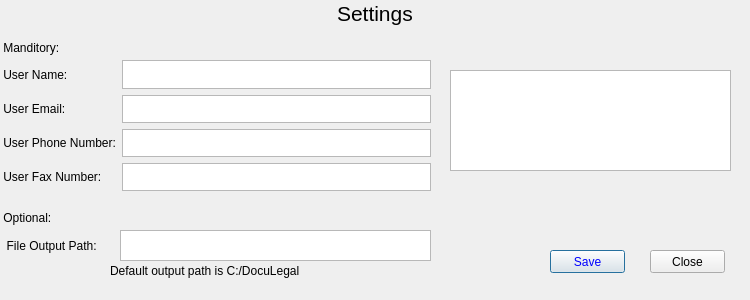
Old version of the form gui/settings.ui in the repository RDNelson26/DocuLegal_Project.
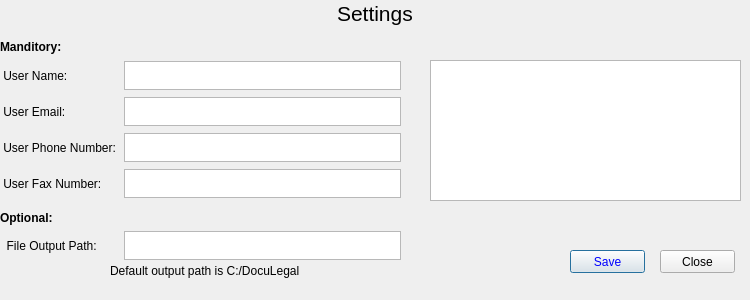
New version of the form.

Diff of the .ui file:
```diff
--- a/gui/settings.ui
+++ b/gui/settings.ui
@@ -39,7 +39,7 @@
     <item>
      <widget class="QLabel" name="label_11">
       <property name="text">
-       <string> Manditory:</string>
+       <string>&lt;html&gt;&lt;head/&gt;&lt;body&gt;&lt;p&gt;&lt;span style=&quot; font-weight:600;&quot;&gt; Manditory:&lt;/span&gt;&lt;/p&gt;&lt;/body&gt;&lt;/html&gt;</string>
       </property>
      </widget>
     </item>
@@ -50,19 +50,20 @@
     <rect>
      <x>0</x>
      <y>60</y>
-     <width>431</width>
-     <height>131</height>
+     <width>401</width>
+     <height>141</height>
     </rect>
    </property>
    <layout class="QGridLayout" name="gridLayout">
     <property name="sizeConstraint">
      <enum>QLayout::SetDefaultConstraint</enum>
     </property>
-    <item row="1" column="1">
-     <widget class="QPlainTextEdit" name="plainTextEdit_2"/>
-    </item>
-    <item row="3" column="1">
-     <widget class="QPlainTextEdit" name="plainTextEdit_4"/>
+    <item row="0" column="0">
+     <widget class="QLabel" name="label_2">
+      <property name="text">
+       <string> User Name:</string>
+      </property>
+     </widget>
     </item>
     <item row="3" column="0">
      <widget class="QLabel" name="label_5">
@@ -71,26 +72,6 @@
       </property>
      </widget>
     </item>
-    <item row="0" column="0">
-     <widget class="QLabel" name="label_2">
-      <property name="text">
-       <string> User Name:</string>
-      </property>
-     </widget>
-    </item>
-    <item row="2" column="1">
-     <widget class="QPlainTextEdit" name="plainTextEdit_3"/>
-    </item>
-    <item row="0" column="1">
-     <widget class="QPlainTextEdit" name="plainTextEdit"/>
-    </item>
-    <item row="2" column="0">
-     <widget class="QLabel" name="label_4">
-      <property name="text">
-       <string> User Phone Number:</string>
-      </property>
-     </widget>
-    </item>
     <item row="1" column="0">
      <widget class="QLabel" name="label_3">
       <property name="text">
@@ -98,6 +79,125 @@
       </property>
      </widget>
     </item>
+    <item row="2" column="0">
+     <widget class="QLabel" name="label_4">
+      <property name="text">
+       <string> User Phone Number:</string>
+      </property>
+     </widget>
+    </item>
+    <item row="0" column="1">
+     <widget class="QTextEdit" name="textEdit">
+      <property name="maximumSize">
+       <size>
+        <width>277</width>
+        <height>29</height>
+       </size>
+      </property>
+      <property name="font">
+       <font>
+        <pointsize>12</pointsize>
+       </font>
+      </property>
+      <property name="tabChangesFocus">
+       <bool>true</bool>
+      </property>
+      <property name="html">
+       <string>&lt;!DOCTYPE HTML PUBLIC &quot;-//W3C//DTD HTML 4.0//EN&quot; &quot;http://www.w3.org/TR/REC-html40/strict.dtd&quot;&gt;
+&lt;html&gt;&lt;head&gt;&lt;meta name=&quot;qrichtext&quot; content=&quot;1&quot; /&gt;&lt;style type=&quot;text/css&quot;&gt;
+p, li { white-space: pre-wrap; }
+&lt;/style&gt;&lt;/head&gt;&lt;body style=&quot; font-family:'MS Shell Dlg 2'; font-size:12pt; font-weight:400; font-style:normal;&quot;&gt;
+&lt;p style=&quot;-qt-paragraph-type:empty; margin-top:0px; margin-bottom:0px; margin-left:0px; margin-right:0px; -qt-block-indent:0; text-indent:0px; font-size:8.25pt;&quot;&gt;&lt;br /&gt;&lt;/p&gt;&lt;/body&gt;&lt;/html&gt;</string>
+      </property>
+      <property name="acceptRichText">
+       <bool>false</bool>
+      </property>
+     </widget>
+    </item>
+    <item row="1" column="1">
+     <widget class="QTextEdit" name="textEdit_2">
+      <property name="maximumSize">
+       <size>
+        <width>277</width>
+        <height>29</height>
+       </size>
+      </property>
+      <property name="font">
+       <font>
+        <pointsize>12</pointsize>
+       </font>
+      </property>
+      <property name="tabChangesFocus">
+       <bool>true</bool>
+      </property>
+      <property name="html">
+       <string>&lt;!DOCTYPE HTML PUBLIC &quot;-//W3C//DTD HTML 4.0//EN&quot; &quot;http://www.w3.org/TR/REC-html40/strict.dtd&quot;&gt;
+&lt;html&gt;&lt;head&gt;&lt;meta name=&quot;qrichtext&quot; content=&quot;1&quot; /&gt;&lt;style type=&quot;text/css&quot;&gt;
+p, li { white-space: pre-wrap; }
+&lt;/style&gt;&lt;/head&gt;&lt;body style=&quot; font-family:'MS Shell Dlg 2'; font-size:12pt; font-weight:400; font-style:normal;&quot;&gt;
+&lt;p style=&quot;-qt-paragraph-type:empty; margin-top:0px; margin-bottom:0px; margin-left:0px; margin-right:0px; -qt-block-indent:0; text-indent:0px; font-size:8.25pt;&quot;&gt;&lt;br /&gt;&lt;/p&gt;&lt;/body&gt;&lt;/html&gt;</string>
+      </property>
+      <property name="acceptRichText">
+       <bool>false</bool>
+      </property>
+     </widget>
+    </item>
+    <item row="2" column="1">
+     <widget class="QTextEdit" name="textEdit_3">
+      <property name="maximumSize">
+       <size>
+        <width>277</width>
+        <height>29</height>
+       </size>
+      </property>
+      <property name="font">
+       <font>
+        <pointsize>12</pointsize>
+       </font>
+      </property>
+      <property name="tabChangesFocus">
+       <bool>true</bool>
+      </property>
+      <property name="html">
+       <string>&lt;!DOCTYPE HTML PUBLIC &quot;-//W3C//DTD HTML 4.0//EN&quot; &quot;http://www.w3.org/TR/REC-html40/strict.dtd&quot;&gt;
+&lt;html&gt;&lt;head&gt;&lt;meta name=&quot;qrichtext&quot; content=&quot;1&quot; /&gt;&lt;style type=&quot;text/css&quot;&gt;
+p, li { white-space: pre-wrap; }
+&lt;/style&gt;&lt;/head&gt;&lt;body style=&quot; font-family:'MS Shell Dlg 2'; font-size:12pt; font-weight:400; font-style:normal;&quot;&gt;
+&lt;p style=&quot;-qt-paragraph-type:empty; margin-top:0px; margin-bottom:0px; margin-left:0px; margin-right:0px; -qt-block-indent:0; text-indent:0px; font-size:8.25pt;&quot;&gt;&lt;br /&gt;&lt;/p&gt;&lt;/body&gt;&lt;/html&gt;</string>
+      </property>
+      <property name="acceptRichText">
+       <bool>false</bool>
+      </property>
+     </widget>
+    </item>
+    <item row="3" column="1">
+     <widget class="QTextEdit" name="textEdit_4">
+      <property name="maximumSize">
+       <size>
+        <width>277</width>
+        <height>29</height>
+       </size>
+      </property>
+      <property name="font">
+       <font>
+        <pointsize>12</pointsize>
+       </font>
+      </property>
+      <property name="tabChangesFocus">
+       <bool>true</bool>
+      </property>
+      <property name="html">
+       <string>&lt;!DOCTYPE HTML PUBLIC &quot;-//W3C//DTD HTML 4.0//EN&quot; &quot;http://www.w3.org/TR/REC-html40/strict.dtd&quot;&gt;
+&lt;html&gt;&lt;head&gt;&lt;meta name=&quot;qrichtext&quot; content=&quot;1&quot; /&gt;&lt;style type=&quot;text/css&quot;&gt;
+p, li { white-space: pre-wrap; }
+&lt;/style&gt;&lt;/head&gt;&lt;body style=&quot; font-family:'MS Shell Dlg 2'; font-size:12pt; font-weight:400; font-style:normal;&quot;&gt;
+&lt;p style=&quot;-qt-paragraph-type:empty; margin-top:0px; margin-bottom:0px; margin-left:0px; margin-right:0px; -qt-block-indent:0; text-indent:0px; font-size:8.25pt;&quot;&gt;&lt;br /&gt;&lt;/p&gt;&lt;/body&gt;&lt;/html&gt;</string>
+      </property>
+      <property name="acceptRichText">
+       <bool>false</bool>
+      </property>
+     </widget>
+    </item>
    </layout>
   </widget>
   <widget class="QLabel" name="label_7">
@@ -116,7 +216,7 @@
   <widget class="QPushButton" name="pushButton">
    <property name="geometry">
     <rect>
-     <x>550</x>
+     <x>570</x>
      <y>250</y>
      <width>75</width>
      <height>23</height>
@@ -132,7 +232,7 @@
   <widget class="QPushButton" name="pushButton_2">
    <property name="geometry">
     <rect>
-     <x>650</x>
+     <x>660</x>
      <y>250</y>
      <width>75</width>
      <height>23</height>
@@ -142,23 +242,13 @@
     <string>Close</string>
    </property>
   </widget>
-  <widget class="QGraphicsView" name="graphicsView">
-   <property name="geometry">
-    <rect>
-     <x>450</x>
-     <y>70</y>
-     <width>281</width>
-     <height>101</height>
-    </rect>
-   </property>
-  </widget>
   <widget class="QWidget" name="gridLayoutWidget_2">
    <property name="geometry">
     <rect>
      <x>0</x>
      <y>230</y>
-     <width>431</width>
-     <height>31</height>
+     <width>401</width>
+     <height>32</height>
     </rect>
    </property>
    <layout class="QGridLayout" name="gridLayout_2">
@@ -170,7 +260,32 @@
      </widget>
     </item>
     <item row="0" column="1">
-     <widget class="QPlainTextEdit" name="plainTextEdit_5"/>
+     <widget class="QTextEdit" name="textEdit_5">
+      <property name="maximumSize">
+       <size>
+        <width>277</width>
+        <height>29</height>
+       </size>
+      </property>
+      <property name="font">
+       <font>
+        <pointsize>12</pointsize>
+       </font>
+      </property>
+      <property name="tabChangesFocus">
+       <bool>true</bool>
+      </property>
+      <property name="html">
+       <string>&lt;!DOCTYPE HTML PUBLIC &quot;-//W3C//DTD HTML 4.0//EN&quot; &quot;http://www.w3.org/TR/REC-html40/strict.dtd&quot;&gt;
+&lt;html&gt;&lt;head&gt;&lt;meta name=&quot;qrichtext&quot; content=&quot;1&quot; /&gt;&lt;style type=&quot;text/css&quot;&gt;
+p, li { white-space: pre-wrap; }
+&lt;/style&gt;&lt;/head&gt;&lt;body style=&quot; font-family:'MS Shell Dlg 2'; font-size:12pt; font-weight:400; font-style:normal;&quot;&gt;
+&lt;p style=&quot;-qt-paragraph-type:empty; margin-top:0px; margin-bottom:0px; margin-left:0px; margin-right:0px; -qt-block-indent:0; text-indent:0px; font-size:8.25pt;&quot;&gt;&lt;br /&gt;&lt;/p&gt;&lt;/body&gt;&lt;/html&gt;</string>
+      </property>
+      <property name="acceptRichText">
+       <bool>false</bool>
+      </property>
+     </widget>
     </item>
    </layout>
   </widget>
@@ -184,7 +299,17 @@
     </rect>
    </property>
    <property name="text">
-    <string> Optional:</string>
+    <string>&lt;html&gt;&lt;head/&gt;&lt;body&gt;&lt;p&gt;&lt;span style=&quot; font-weight:600;&quot;&gt; Optional:&lt;/span&gt;&lt;/p&gt;&lt;/body&gt;&lt;/html&gt;</string>
+   </property>
+  </widget>
+  <widget class="QGraphicsView" name="graphicsView_2">
+   <property name="geometry">
+    <rect>
+     <x>430</x>
+     <y>60</y>
+     <width>311</width>
+     <height>141</height>
+    </rect>
    </property>
   </widget>
  </widget>
```
